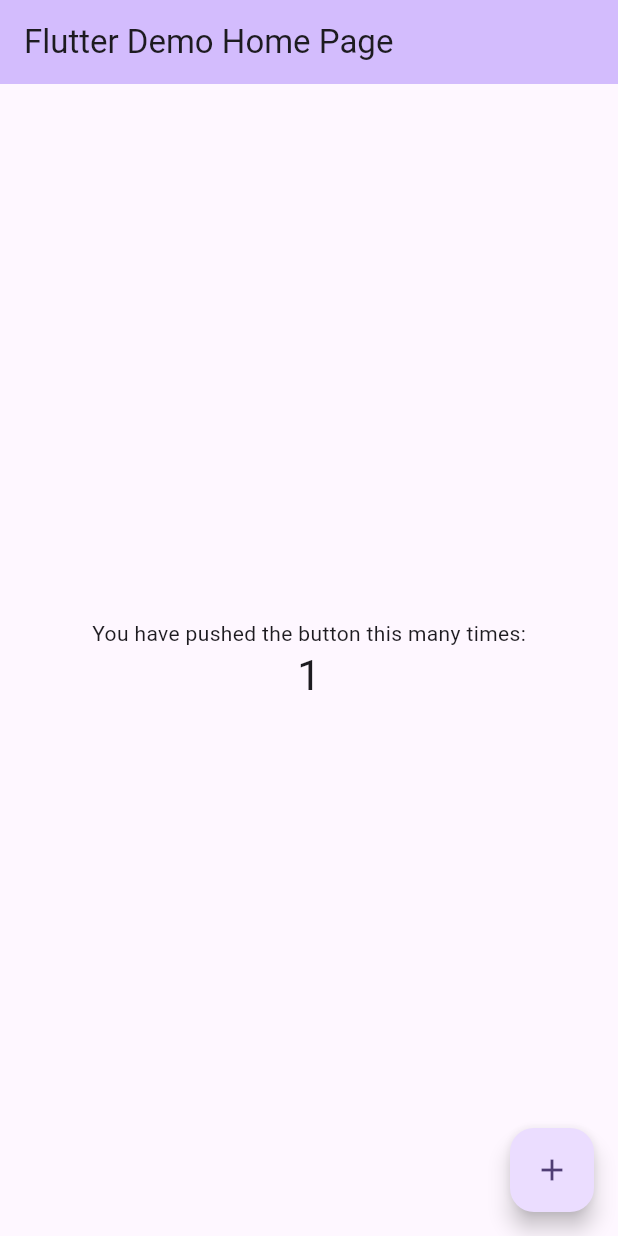
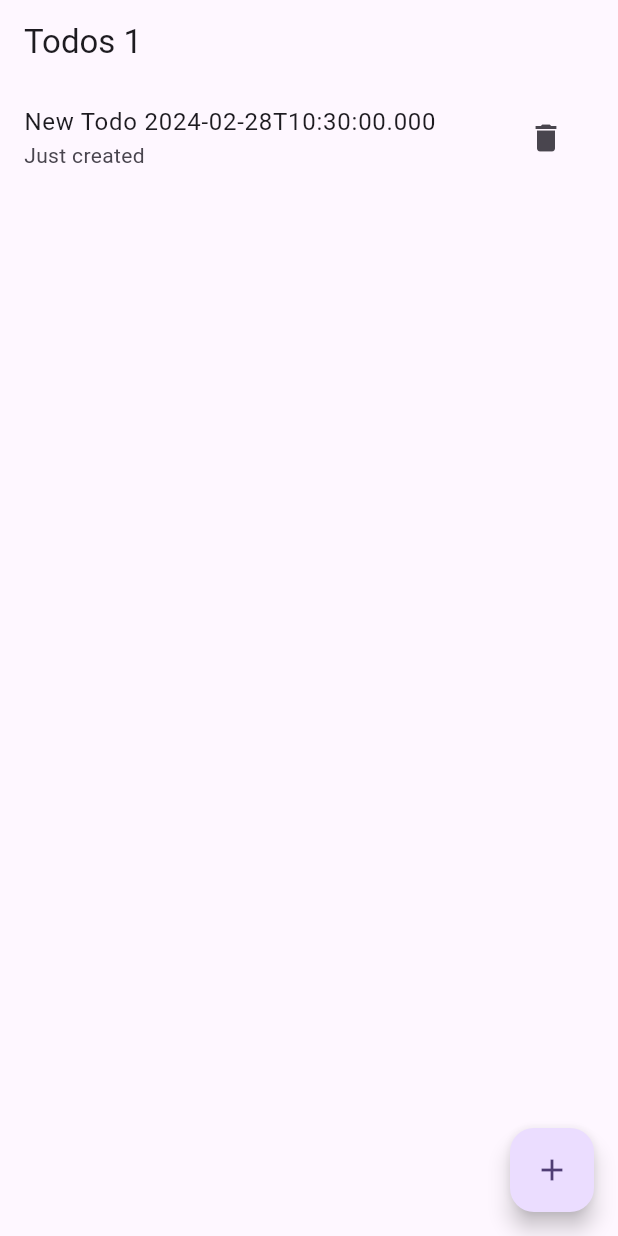
Before and after one commit to swissonid/just_a_todo_app, a Flutter app: the screen it shows after launch, after a tap on the "add" icon, on a phone screen of 412 x 824 dp. Run offline on Flutter 3.47's test engine with Material 3 defaults, Android fonts, the light colour scheme and no system bars; our stand-ins replace bloc, flutter_bloc, get_it.

Commit message:
Basic todo app

```diff
--- /dev/null
+++ b/devtools_options.yaml
@@ -0,0 +1 @@
+extensions:
--- /dev/null
+++ b/lib/app_di.dart
@@ -0,0 +1,8 @@
+import 'package:clean_cubit_todo_app/features/todos/todo_di.dart';
+import 'package:get_it/get_it.dart';
+
+final getIt = GetIt.instance;
+
+void setup() {
+  initTodoModule(getIt);
+}
--- a/lib/features/todos/data/in_memory_todo_repository.dart
+++ b/lib/features/todos/data/in_memory_todo_repository.dart
@@ -4,7 +4,7 @@
 
 import '../domain/todo_repository.dart';
 
-class InMemeryTodoRepository implements TodoRepository {
+class InMemoryTodoRepository implements TodoRepository {
   final List<Todo> _todos = [];
   final streamController = StreamController<List<Todo>>.broadcast();
 
@@ -16,7 +16,7 @@
   @override
   Future<void> remove(Todo todo) {
     _todos.remove(todo);
-    streamController.add(_todos);
+    streamController.add([..._todos]);
     return Future.value();
   }
 
@@ -29,7 +29,7 @@
       title: todo.title,
     );
     _todos.add(newTodo);
-    streamController.add(_todos);
+    streamController.add([..._todos]);
     return Future.value(newTodo);
   }
 
--- /dev/null
+++ b/lib/features/todos/presentation/todo_page.dart
@@ -0,0 +1,80 @@
+import 'package:bloc/bloc.dart';
+import 'package:clean_cubit_todo_app/app_di.dart';
+import 'package:flutter/material.dart';
+
+import 'package:flutter_bloc/flutter_bloc.dart';
+
+import '../domain/todo_model.dart';
+import 'todo_page_bloc.dart';
+
+class TodoPage extends StatelessWidget {
+  const TodoPage({super.key});
+
+  @override
+  Widget build(BuildContext context) {
+    return BlocProvider(
+      create: (_) => getIt<TodoPageBloc>(),
+      child: const _TodoPageView(),
+    );
+  }
+}
+
+class _TodoPageView extends StatelessWidget {
+  const _TodoPageView({super.key});
+
+  @override
+  Widget build(BuildContext context) {
+    final bloc = context.select((TodoPageBloc bloc) => bloc);
+    return Scaffold(
+      appBar: AppBar(
+        title: StreamBuilder(
+            stream: bloc.stream,
+            builder: (context, snapshot) {
+              return Text('Todos ${snapshot.data?.length ?? 0}');
+            }),
+      ),
+      body: StreamBuilder(
+          stream: bloc.stream,
+          builder: (context, snapshot) {
+            return _TodoList(
+              todos: snapshot.data ?? [],
+              onDelete: bloc.delete,
+            );
+          }),
+      floatingActionButton: FloatingActionButton(
+        onPressed: bloc.create,
+        child: const Icon(Icons.add),
+      ),
+    );
+  }
+}
+
+class _TodoList extends StatelessWidget {
+  final List<Todo> todos;
+  final ValueChanged<Todo> onDelete;
+  const _TodoList({
+    super.key,
+    required this.todos,
+    required this.onDelete,
+  });
+
+  @override
+  Widget build(BuildContext context) {
+    return ListView.builder(
+      itemCount: todos.length,
+      itemBuilder: (context, index) {
+        final todo = todos[index];
+        return ListTile(
+          title: Text(todo.title),
+          subtitle: Text(todo.description),
+          trailing: IconButton(
+            icon: const Icon(Icons.delete),
+            onPressed: () {
+              onDelete(todo);
+            },
+          ),
+        );
+      },
+    );
+  }
+}
--- /dev/null
+++ b/lib/features/todos/presentation/todo_page_bloc.dart
@@ -0,0 +1,42 @@
+import 'dart:async';
+
+import 'package:bloc/bloc.dart';
+import 'package:clean_cubit_todo_app/features/todos/domain/create_todo_use_case.dart';
+import 'package:clean_cubit_todo_app/features/todos/domain/delete_todo_use_case.dart';
+import 'package:clean_cubit_todo_app/features/todos/domain/get_all_todos_use_case.dart';
+import 'package:clean_cubit_todo_app/features/todos/domain/save_todo_use_case.dart';
+
+import '../domain/todo_model.dart';
+
+class TodoPageBloc extends Cubit<List<Todo>> {
+  final DeleteTodoUseCase deleteTodoUseCase;
+  final CreateTodoUseCase createTodoUseCase;
+  final SaveTodoUseCase saveTodoUseCase;
+  TodoPageBloc(
+    GetAllTodosUseCase getAllTodosUseCase,
+    this.deleteTodoUseCase,
+    this.createTodoUseCase,
+    this.saveTodoUseCase,
+  ) : super([]) {
+    getAllTodosUseCase().listen((todos) {
+      todos.sort((a, b) => a.title.compareTo(b.title) * -1);
+      emit(todos);
+    });
+  }
+
+  Future<void> delete(Todo todo) async {
+    await deleteTodoUseCase(todo);
+  }
+
+  Future<void> save(AnyTodo todo) async {
+    await saveTodoUseCase(todo);
+  }
+
+  Future<void> create() {
+    final newTodo = createTodoUseCase(
+      title: 'New Todo ${DateTime.now().toIso8601String()}',
+      description: 'Just created',
+    );
+    return save(newTodo);
+  }
+}
--- /dev/null
+++ b/lib/features/todos/todo_di.dart
@@ -0,0 +1,18 @@
+import 'package:clean_cubit_todo_app/features/todos/domain/create_todo_use_case.dart';
+import 'package:get_it/get_it.dart';
+
+import 'data/in_memory_todo_repository.dart';
+import 'domain/delete_todo_use_case.dart';
+import 'domain/get_all_todos_use_case.dart';
+import 'domain/save_todo_use_case.dart';
+import 'domain/todo_repository.dart';
+import 'presentation/todo_page_bloc.dart';
+
+void initTodoModule(GetIt getIt) {
+  getIt.registerSingleton<TodoRepository>(InMemoryTodoRepository());
+  getIt.registerFactory(() => DeleteTodoUseCase(getIt()));
+  getIt.registerFactory(() => SaveTodoUseCase(getIt()));
+  getIt.registerFactory(() => CreateTodoUseCase());
+  getIt.registerFactory(() => GetAllTodosUseCase(getIt()));
+  getIt.registerFactory(() => TodoPageBloc(getIt(), getIt(), getIt(), getIt()));
+}
--- a/lib/main.dart
+++ b/lib/main.dart
@@ -1,6 +1,10 @@
+import 'package:clean_cubit_todo_app/app_di.dart';
+import 'package:clean_cubit_todo_app/features/todos/presentation/todo_page.dart';
 import 'package:flutter/material.dart';
 
 void main() {
+  WidgetsFlutterBinding.ensureInitialized();
+  setup();
   runApp(const MyApp());
 }
 
@@ -13,113 +17,10 @@
     return MaterialApp(
       title: 'Flutter Demo',
       theme: ThemeData(
-        // This is the theme of your application.
-        //
-        // TRY THIS: Try running your application with "flutter run". You'll see
-        // the application has a purple toolbar. Then, without quitting the app,
-        // try changing the seedColor in the colorScheme below to Colors.green
-        // and then invoke "hot reload" (save your changes or press the "hot
-        // reload" button in a Flutter-supported IDE, or press "r" if you used
-        // the command line to start the app).
-        //
-        // Notice that the counter didn't reset back to zero; the application
-        // state is not lost during the reload. To reset the state, use hot
-        // restart instead.
-        //
-        // This works for code too, not just values: Most code changes can be
-        // tested with just a hot reload.
         colorScheme: ColorScheme.fromSeed(seedColor: Colors.deepPurple),
         useMaterial3: true,
       ),
-      home: const MyHomePage(title: 'Flutter Demo Home Page'),
+      home: const TodoPage(),
     );
   }
 }
-
-class MyHomePage extends StatefulWidget {
-  const MyHomePage({super.key, required this.title});
-
-  // This widget is the home page of your application. It is stateful, meaning
-  // that it has a State object (defined below) that contains fields that affect
-  // how it looks.
-
-  // This class is the configuration for the state. It holds the values (in this
-  // case the title) provided by the parent (in this case the App widget) and
-  // used by the build method of the State. Fields in a Widget subclass are
-  // always marked "final".
-
-  final String title;
-
-  @override
-  State<MyHomePage> createState() => _MyHomePageState();
-}
-
-class _MyHomePageState extends State<MyHomePage> {
-  int _counter = 0;
-
-  void _incrementCounter() {
-    setState(() {
-      // This call to setState tells the Flutter framework that something has
-      // changed in this State, which causes it to rerun the build method below
-      // so that the display can reflect the updated values. If we changed
-      // _counter without calling setState(), then the build method would not be
-      // called again, and so nothing would appear to happen.
-      _counter++;
-    });
-  }
-
-  @override
-  Widget build(BuildContext context) {
-    // This method is rerun every time setState is called, for instance as done
-    // by the _incrementCounter method above.
-    //
-    // The Flutter framework has been optimized to make rerunning build methods
-    // fast, so that you can just rebuild anything that needs updating rather
-    // than having to individually change instances of widgets.
-    return Scaffold(
-      appBar: AppBar(
-        // TRY THIS: Try changing the color here to a specific color (to
-        // Colors.amber, perhaps?) and trigger a hot reload to see the AppBar
-        // change color while the other colors stay the same.
-        backgroundColor: Theme.of(context).colorScheme.inversePrimary,
-        // Here we take the value from the MyHomePage object that was created by
-        // the App.build method, and use it to set our appbar title.
-        title: Text(widget.title),
-      ),
-      body: Center(
-        // Center is a layout widget. It takes a single child and positions it
-        // in the middle of the parent.
-        child: Column(
-          // Column is also a layout widget. It takes a list of children and
-          // arranges them vertically. By default, it sizes itself to fit its
-          // children horizontally, and tries to be as tall as its parent.
-          //
-          // Column has various properties to control how it sizes itself and
-          // how it positions its children. Here we use mainAxisAlignment to
-          // center the children vertically; the main axis here is the vertical
-          // axis because Columns are vertical (the cross axis would be
-          // horizontal).
-          //
-          // TRY THIS: Invoke "debug painting" (choose the "Toggle Debug Paint"
-          // action in the IDE, or press "p" in the console), to see the
-          // wireframe for each widget.
-          mainAxisAlignment: MainAxisAlignment.center,
-          children: <Widget>[
-            const Text(
-              'You have pushed the button this many times:',
-            ),
-            Text(
-              '$_counter',
-              style: Theme.of(context).textTheme.headlineMedium,
-            ),
-          ],
-        ),
-      ),
-      floatingActionButton: FloatingActionButton(
-        onPressed: _incrementCounter,
-        tooltip: 'Increment',
-        child: const Icon(Icons.add),
-      ), // This trailing comma makes auto-formatting nicer for build methods.
-    );
-  }
-}
```
